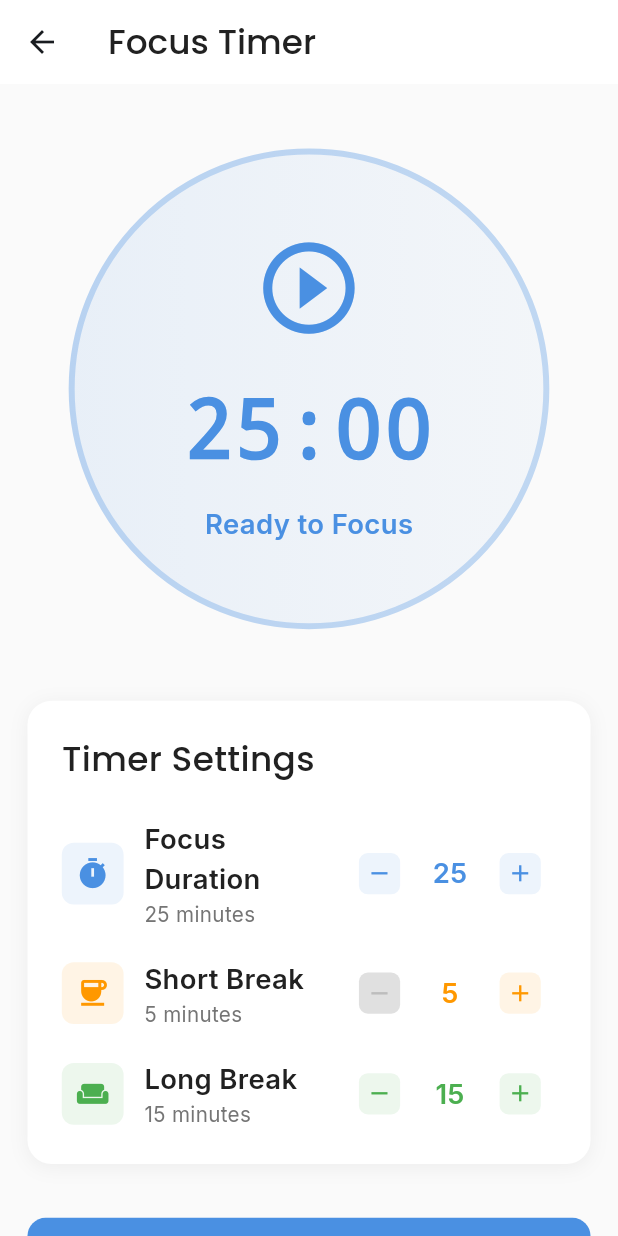
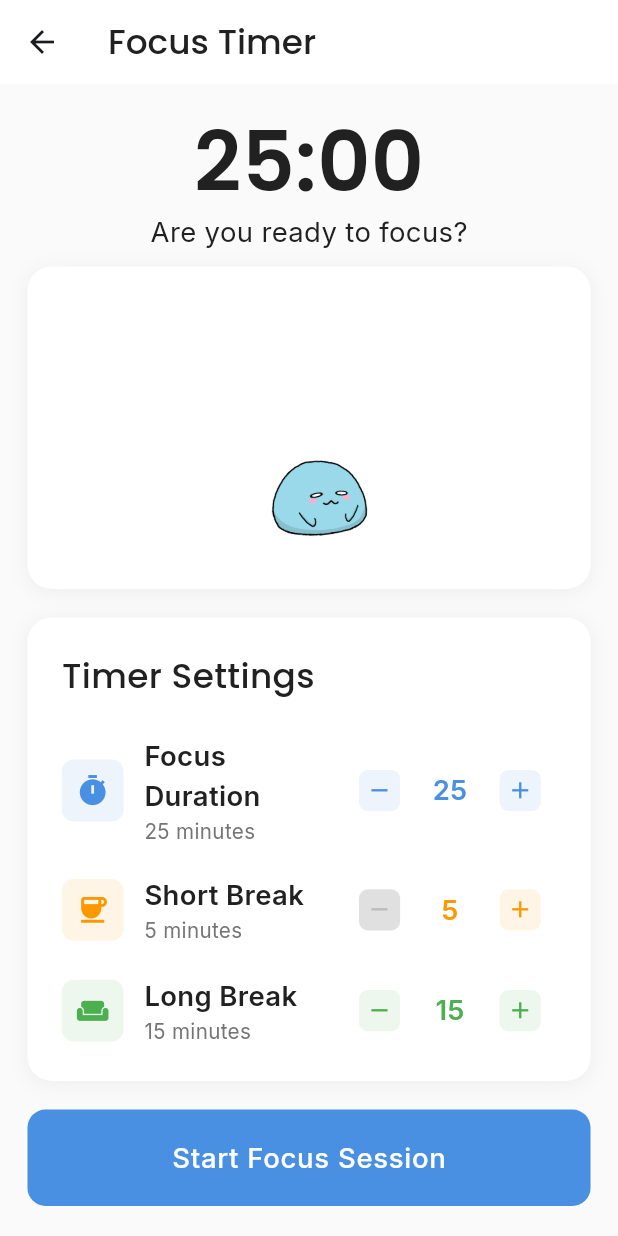
Before and after one commit to L-Lam/neoFocus, a Flutter app: the FocusTimerScreen screen opened directly, on a phone screen of 412 x 824 dp. Run offline on Flutter 3.47's test engine with Material 3 defaults, Android fonts, the phone set to English and light mode, and no system bars; our stand-ins replace audioplayers, cloud_firestore, firebase_auth, firebase_core, fl_chart, flutter_local_notifications and 7 more; missing offline and left inert: app_usage, firebase_app_check, flutter_background_service, installed_apps; accounts and stored records are empty.

Commit message:
final focus timer changes and animation

```diff
--- a/lib/features/focus/screens/focus_timer_screen.dart
+++ b/lib/features/focus/screens/focus_timer_screen.dart
@@ -2,16 +2,15 @@ import 'package:flutter/material.dart';
 import 'package:flutter_screenutil/flutter_screenutil.dart';
 import 'package:provider/provider.dart';
 import 'dart:async';
+import 'dart:math';
 import '../../../core/constants/app_colors.dart';
 import '../../../core/constants/app_text_styles.dart';
 import '../../../core/constants/app_constants.dart';
 import '../../../core/models/focus_session_model.dart';
-import '../../../core/services/auth_service.dart';
 import '../../../core/services/focus_session_service.dart';
 import '../../../core/services/user_service.dart';
 import '../../../core/utils/responsive_helper.dart';
 import '../../../widgets/app_button.dart';
-import 'focus_lock_screen.dart';
 
 class FocusTimerScreen extends StatefulWidget {
   const FocusTimerScreen({super.key});
@@ -21,7 +20,6 @@ class FocusTimerScreen extends StatefulWidget {
 }
 
 class _FocusTimerScreenState extends State<FocusTimerScreen> {
-  late FocusSessionService _sessionService;
   late UserService _userService;
 
   // Timer settings
@@ -32,14 +30,10 @@ class _FocusTimerScreenState extends State<FocusTimerScreen> {
   @override
   void initState() {
     super.initState();
-    _sessionService = Provider.of<FocusSessionService>(context, listen: false);
     _userService = Provider.of<UserService>(context, listen: false);
 
     // Load user preferences
     _loadUserPreferences();
-
-    // Listen for session completion to update ELO
-    //  _sessionService.addListener(_handleSessionUpdate);
   }
 
   // void _handleSessionUpdate() async {
@@ -93,7 +87,14 @@ class _FocusTimerScreenState extends State<FocusTimerScreen> {
     final currentSession = sessionService.currentSession;
     final screenPadding = ResponsiveHelper.getScreenPadding(context);
 
-    return Scaffold(
+    return PopScope(
+      canPop: currentSession == null,
+      onPopInvokedWithResult: (didPop, result) async {
+        if (!didPop && currentSession != null) {
+          _showExitConfirmation(context, sessionService);
+        }
+      },
+      child: Scaffold(
         backgroundColor: AppColors.background,
         appBar: AppBar(
           backgroundColor: AppColors.surface,
@@ -101,161 +102,84 @@ class _FocusTimerScreenState extends State<FocusTimerScreen> {
           title: Text('Focus Timer', style: AppTextStyles.heading3),
           leading: IconButton(
             icon: const Icon(Icons.arrow_back),
-          onPressed: () => Navigator.pop(context),
+            onPressed: () {
+              if (currentSession != null) {
+                _showExitConfirmation(context, sessionService);
+              } else {
+                Navigator.pop(context);
+              }
+            },
           ),
         ),
         body: SingleChildScrollView(
           padding: screenPadding,
           child: Column(
             children: [
-            SizedBox(height: 20.h),
-
-            // Timer Display Section
-            _buildTimerSection(currentSession),
-
-            SizedBox(height: 40.h),
-
-            // Timer Settings (only show when no active session)
-            if (currentSession == null) ...[
-              _buildTimerSettings(),
-              SizedBox(height: 30.h),
+              _buildTimerText(currentSession),
+              SizedBox(height: 8.h),
+              _buildBobbyArea(currentSession),
+              SizedBox(height: 16.h),
+              _buildTimerSettings(currentSession),
+              SizedBox(height: 16.h),
+              _buildControlButtons(sessionService, currentSession),
             ],
-
-            // Control Buttons
-            _buildControlButtons(sessionService, currentSession),
-
-            SizedBox(height: 30.h),
-
-            // Session Stats
-            if (currentSession == null) _buildSessionStats(),
-          ],
+          ),
         ),
       ),
     );
   }
 
-  Widget _buildTimerSection(FocusSession? currentSession) {
-    if (currentSession != null) {
-      // Active session display
+  Widget _buildTimerText(FocusSession? currentSession) {
+    final timeToDisplay =
+        currentSession != null
+            ? currentSession.remainingSeconds
+            : _focusDuration * 60;
+
+    return Column(
+      children: [
+        Text(
+          _formatTime(timeToDisplay),
+          style: AppTextStyles.heading1.copyWith(fontSize: 48.sp),
+        ),
+        Text(
+          currentSession != null ? "Time to focus!" : "Are you ready to focus?",
+          style: AppTextStyles.body,
+        ),
+      ],
+    );
+  }
+
+  Widget _buildBobbyArea(FocusSession? currentSession) {
+    final containerHeight = 180.h;
     return Container(
-        width: 280.w,
-        height: 280.w,
+      width: double.infinity,
+      height: containerHeight,
       decoration: BoxDecoration(
-          shape: BoxShape.circle,
-          gradient: LinearGradient(
-            colors: [
-              _getSessionColor(currentSession.type).withOpacity(0.1),
-              _getSessionColor(currentSession.type).withOpacity(0.05),
-            ],
-          ),
-          border: Border.all(
-            color: _getSessionColor(currentSession.type),
-            width: 4,
-          ),
-        ),
-        child: Column(
-          mainAxisAlignment: MainAxisAlignment.center,
-          children: [
-            Icon(
-              _getSessionIcon(currentSession.type),
-              size: 48.sp,
-              color: _getSessionColor(currentSession.type),
-            ),
-            SizedBox(height: 16.h),
-            Text(
-              _formatTime(currentSession.remainingSeconds),
-              style: TextStyle(
-                fontSize: 48.sp,
-                fontWeight: FontWeight.bold,
-                color: _getSessionColor(currentSession.type),
-                fontFamily: 'monospace',
-              ),
-            ),
-            SizedBox(height: 8.h),
-            Text(
-              _getSessionLabel(currentSession.type),
-              style: AppTextStyles.body.copyWith(
-                color: _getSessionColor(currentSession.type),
-                fontWeight: FontWeight.w600,
-              ),
-            ),
-            SizedBox(height: 12.h),
-            // Progress indicator
-            Container(
-              width: 200.w,
-              height: 6.h,
-              decoration: BoxDecoration(
-                color: AppColors.divider,
-                borderRadius: BorderRadius.circular(3),
-              ),
-              child: FractionallySizedBox(
-                alignment: Alignment.centerLeft,
-                widthFactor:
-                    1 -
-                    (currentSession.remainingSeconds /
-                        (currentSession.duration * 60)),
-                child: Container(
-                  decoration: BoxDecoration(
-                    color: _getSessionColor(currentSession.type),
-                    borderRadius: BorderRadius.circular(3),
-                  ),
-                ),
-              ),
+        color: AppColors.surface,
+        borderRadius: BorderRadius.circular(AppConstants.largeRadius),
+        boxShadow: [
+          BoxShadow(
+            color: Colors.black.withValues(alpha: 0.05),
+            blurRadius: 10,
+            offset: const Offset(0, 2),
           ),
         ],
       ),
-      );
-    } else {
-      // Ready to start display
-      return Container(
-        width: 280.w,
-        height: 280.w,
-        decoration: BoxDecoration(
-          shape: BoxShape.circle,
-          gradient: LinearGradient(
-            colors: [
-              AppColors.primary.withOpacity(0.1),
-              AppColors.primaryLight.withOpacity(0.05),
-            ],
-          ),
-          border: Border.all(
-            color: AppColors.primary.withOpacity(0.3),
-            width: 4,
-          ),
-        ),
-        child: Column(
-          mainAxisAlignment: MainAxisAlignment.center,
-          children: [
-            Icon(
-              Icons.play_circle_outline,
-              size: 64.sp,
-              color: AppColors.primary,
-            ),
-            SizedBox(height: 16.h),
-            Text(
-              _formatTime(_focusDuration * 60),
-              style: TextStyle(
-                fontSize: 48.sp,
-                fontWeight: FontWeight.bold,
-                color: AppColors.primary,
-                fontFamily: 'monospace',
-              ),
-            ),
-            SizedBox(height: 8.h),
-            Text(
-              'Ready to Focus',
-              style: AppTextStyles.body.copyWith(
-                color: AppColors.primary,
-                fontWeight: FontWeight.w600,
-              ),
-            ),
-          ],
+      child: _AnimatedBobby(
+        containerHeight: containerHeight,
+        isSessionActive:
+            currentSession != null &&
+            Provider.of<FocusSessionService>(
+              context,
+              listen: false,
+            ).isTimerRunning,
       ),
     );
   }
-  }
 
-  Widget _buildTimerSettings() {
+  Widget _buildTimerSettings(FocusSession? currentSession) {
+    final isActive = currentSession != null;
+
     return Container(
       padding: EdgeInsets.all(20.w),
       decoration: BoxDecoration(
@@ -263,7 +187,7 @@ class _FocusTimerScreenState extends State<FocusTimerScreen> {
         borderRadius: BorderRadius.circular(AppConstants.largeRadius),
         boxShadow: [
           BoxShadow(
-            color: Colors.black.withOpacity(0.05),
+            color: Colors.black.withValues(alpha: 0.05),
             blurRadius: 10,
             offset: const Offset(0, 2),
           ),
@@ -272,7 +196,10 @@ class _FocusTimerScreenState extends State<FocusTimerScreen> {
       child: Column(
         crossAxisAlignment: CrossAxisAlignment.start,
         children: [
-          Text('Timer Settings', style: AppTextStyles.heading3),
+          Text(
+            isActive ? 'Session Active' : 'Timer Settings',
+            style: AppTextStyles.heading3,
+          ),
           SizedBox(height: 20.h),
 
           // Focus Duration
@@ -281,7 +208,9 @@ class _FocusTimerScreenState extends State<FocusTimerScreen> {
             _focusDuration,
             Icons.timer,
             AppColors.primary,
-            (value) {
+            isActive
+                ? null
+                : (value) {
                   setState(() => _focusDuration = value);
                   _updateUserPreferences();
                 },
@@ -295,7 +224,9 @@ class _FocusTimerScreenState extends State<FocusTimerScreen> {
             _breakDuration,
             Icons.coffee,
             AppColors.warning,
-            (value) {
+            isActive
+                ? null
+                : (value) {
                   setState(() => _breakDuration = value);
                   _updateUserPreferences();
                 },
@@ -309,7 +240,9 @@ class _FocusTimerScreenState extends State<FocusTimerScreen> {
             _longBreakDuration,
             Icons.weekend,
             AppColors.success,
-            (value) {
+            isActive
+                ? null
+                : (value) {
                   setState(() => _longBreakDuration = value);
                   _updateUserPreferences();
                 },
@@ -324,14 +257,16 @@ class _FocusTimerScreenState extends State<FocusTimerScreen> {
     int value,
     IconData icon,
     Color color,
-    Function(int) onChanged,
+    Function(int)? onChanged,
   ) {
+    final isDisabled = onChanged == null;
+
     return Row(
       children: [
         Container(
           padding: EdgeInsets.all(8.w),
           decoration: BoxDecoration(
-            color: color.withOpacity(0.1),
+            color: color.withValues(alpha: 0.1),
             borderRadius: BorderRadius.circular(8),
           ),
           child: Icon(icon, color: color, size: 20.sp),
@@ -357,17 +292,21 @@ class _FocusTimerScreenState extends State<FocusTimerScreen> {
         Row(
           children: [
             IconButton(
-              onPressed: value > 5 ? () => onChanged(value - 5) : null,
+              onPressed:
+                  !isDisabled && value > 5 ? () => onChanged(value - 5) : null,
               icon: Container(
                 padding: EdgeInsets.all(4.w),
                 decoration: BoxDecoration(
-                  color: value > 5 ? color.withOpacity(0.1) : AppColors.divider,
+                  color:
+                      !isDisabled && value > 5
+                          ? color.withValues(alpha: 0.1)
+                          : AppColors.divider,
                   borderRadius: BorderRadius.circular(6),
                 ),
                 child: Icon(
                   Icons.remove,
                   size: 16.sp,
-                  color: value > 5 ? color : AppColors.textHint,
+                  color: !isDisabled && value > 5 ? color : AppColors.textHint,
                 ),
               ),
             ),
@@ -383,18 +322,21 @@ class _FocusTimerScreenState extends State<FocusTimerScreen> {
               ),
             ),
             IconButton(
-              onPressed: value < 60 ? () => onChanged(value + 5) : null,
+              onPressed:
+                  !isDisabled && value < 60 ? () => onChanged(value + 5) : null,
               icon: Container(
                 padding: EdgeInsets.all(4.w),
                 decoration: BoxDecoration(
                   color:
-                      value < 60 ? color.withOpacity(0.1) : AppColors.divider,
+                      !isDisabled && value < 60
+                          ? color.withValues(alpha: 0.1)
+                          : AppColors.divider,
                   borderRadius: BorderRadius.circular(6),
                 ),
                 child: Icon(
                   Icons.add,
                   size: 16.sp,
-                  color: value < 60 ? color : AppColors.textHint,
+                  color: !isDisabled && value < 60 ? color : AppColors.textHint,
                 ),
               ),
             ),
@@ -414,22 +356,13 @@ class _FocusTimerScreenState extends State<FocusTimerScreen> {
         text: 'Start Focus Session',
         onPressed: () async {
           await sessionService.startFocusSession();
-
-          if (mounted && sessionService.currentSession != null) {
-            Navigator.push(
-              context,
-              MaterialPageRoute(builder: (_) => const FocusLockScreen()),
-            );
-          }
         },
         width: double.infinity,
         padding: EdgeInsets.symmetric(vertical: 16.h),
       );
     } else {
-      // Session active buttons
-      return Column(
-        children: [
-          Row(
+      // Pause/Resume and Stop buttons
+      return Row(
         children: [
           Expanded(
             child: AppButton(
@@ -442,7 +375,7 @@ class _FocusTimerScreenState extends State<FocusTimerScreen> {
                 }
               },
               color: AppColors.warning,
-                  padding: EdgeInsets.symmetric(vertical: 12.h),
+              padding: EdgeInsets.symmetric(vertical: 16.h),
             ),
           ),
           SizedBox(width: 12.w),
@@ -451,144 +384,11 @@ class _FocusTimerScreenState extends State<FocusTimerScreen> {
               text: 'Stop',
               onPressed: () => _showStopConfirmation(sessionService),
               color: AppColors.error,
-                  padding: EdgeInsets.symmetric(vertical: 12.h),
+              padding: EdgeInsets.symmetric(vertical: 16.h),
             ),
           ),
         ],
-          ),
-          SizedBox(height: 12.h),
-          AppButton(
-            text: 'View Full Screen',
-            onPressed: () {
-              Navigator.push(
-                context,
-                MaterialPageRoute(builder: (_) => const FocusLockScreen()),
       );
-            },
-            color: AppColors.primary,
-            width: double.infinity,
-            padding: EdgeInsets.symmetric(vertical: 12.h),
-          ),
-        ],
-      );
-    }
-  }
-
-  Widget _buildSessionStats() {
-    return Container(
-      padding: EdgeInsets.all(20.w),
-      decoration: BoxDecoration(
-        color: AppColors.surface,
-        borderRadius: BorderRadius.circular(AppConstants.largeRadius),
-        boxShadow: [
-          BoxShadow(
-            color: Colors.black.withOpacity(0.05),
-            blurRadius: 10,
-            offset: const Offset(0, 2),
-          ),
-        ],
-      ),
-      child: Column(
-        crossAxisAlignment: CrossAxisAlignment.start,
-        children: [
-          SizedBox(height: 16.h),
-          FutureBuilder<int>(
-            future: _sessionService.getTodaySessionCount(
-              Provider.of<AuthService>(context, listen: false).user?.uid ?? '',
-            ),
-            builder: (context, snapshot) {
-              final count = snapshot.data ?? 0;
-              final minutes = count * _focusDuration;
-
-              return Row(
-                mainAxisAlignment: MainAxisAlignment.spaceAround,
-                children: [
-                  _buildStatItem(
-                    icon: Icons.today,
-                    value: count.toString(),
-                    label: 'Sessions',
-                    color: AppColors.primary,
-                  ),
-                  _buildStatItem(
-                    icon: Icons.timer,
-                    value: minutes.toString(),
-                    label: 'Minutes',
-                    color: AppColors.success,
-                  ),
-                  _buildStatItem(
-                    icon: Icons.local_fire_department,
-                    value: count > 0 ? '🔥' : '💤',
-                    label: 'Streak',
-                    color: AppColors.warning,
-                  ),
-                ],
-              );
-            },
-          ),
-        ],
-      ),
-    );
-  }
-
-  Widget _buildStatItem({
-    required IconData icon,
-    required String value,
-    required String label,
-    required Color color,
-  }) {
-    return Column(
-      children: [
-        Container(
-          padding: EdgeInsets.all(12.w),
-          decoration: BoxDecoration(
-            color: color.withOpacity(0.1),
-            borderRadius: BorderRadius.circular(12),
-          ),
-          child: Icon(icon, size: 24.sp, color: color),
-        ),
-        SizedBox(height: 8.h),
-        Text(
-          value,
-          style: AppTextStyles.heading3.copyWith(fontSize: 18.sp, color: color),
-        ),
-        Text(
-          label,
-          style: AppTextStyles.caption.copyWith(color: AppColors.textSecondary),
-        ),
-      ],
-    );
-  }
-
-  Color _getSessionColor(SessionType type) {
-    switch (type) {
-      case SessionType.focus:
-        return AppColors.primary;
-      case SessionType.shortBreak:
-        return AppColors.warning;
-      case SessionType.longBreak:
-        return AppColors.success;
-    }
-  }
-
-  IconData _getSessionIcon(SessionType type) {
-    switch (type) {
-      case SessionType.focus:
-        return Icons.psychology;
-      case SessionType.shortBreak:
-        return Icons.coffee;
-      case SessionType.longBreak:
-        return Icons.weekend;
-    }
-  }
-
-  String _getSessionLabel(SessionType type) {
-    switch (type) {
-      case SessionType.focus:
-        return 'Focus Time';
-      case SessionType.shortBreak:
-        return 'Short Break';
-      case SessionType.longBreak:
-        return 'Long Break';
     }
   }
 
@@ -631,4 +431,192 @@ class _FocusTimerScreenState extends State<FocusTimerScreen> {
           ),
     );
   }
+
+  void _showExitConfirmation(
+    BuildContext context,
+    FocusSessionService sessionService,
+  ) {
+    showDialog(
+      context: context,
+      builder:
+          (context) => AlertDialog(
+            shape: RoundedRectangleBorder(
+              borderRadius: BorderRadius.circular(20),
+            ),
+            title: Text('Cancel Session?', style: AppTextStyles.heading3),
+            content: Text(
+              'Leaving will cancel your current focus session. Your progress will not be saved.',
+              style: AppTextStyles.body,
+            ),
+            actions: [
+              TextButton(
+                onPressed: () => Navigator.pop(context),
+                child: Text('Stay', style: TextStyle(color: AppColors.primary)),
+              ),
+              TextButton(
+                onPressed: () {
+                  sessionService.stopSession();
+                  Navigator.pop(context); // Close dialog
+                  Navigator.pop(context); // Close focus screen
+                },
+                style: TextButton.styleFrom(foregroundColor: AppColors.error),
+                child: const Text('Leave'),
+              ),
+            ],
+          ),
+    );
   }
+}
+
+// Animated Bobby Widget
+class _AnimatedBobby extends StatefulWidget {
+  final double containerHeight;
+  final bool isSessionActive;
+
+  const _AnimatedBobby({
+    required this.containerHeight,
+    required this.isSessionActive,
+  });
+
+  @override
+  State<_AnimatedBobby> createState() => _AnimatedBobbyState();
+}
+
+class _AnimatedBobbyState extends State<_AnimatedBobby>
+    with SingleTickerProviderStateMixin {
+  Timer? _movementTimer;
+  late AnimationController _flipController;
+
+  final speed = 0.2; // units per second
+
+  double startPosition = 0.5;
+  double currentPosition = 0.5;
+  double targetPosition = 1;
+  double cycleDuration = 0;
+  double cycleStartTime = 0;
+
+  @override
+  void initState() {
+    super.initState();
+    _flipController = AnimationController(
+      vsync: this,
+      duration: const Duration(milliseconds: 600),
+    );
+    _startMovement();
+
+    // Only set initial target if session is active
+    if (widget.isSessionActive) {
+      setTarget(0);
+    }
+  }
+
+  void _startMovement() {
+    _movementTimer = Timer.periodic(const Duration(milliseconds: 50), (_) {
+      if (mounted) {
+        setState(() {});
+      }
+    });
+  }
+
+  void flipAnimation() {
+    _flipController.forward(from: 0);
+  }
+
+  void setTarget(double currentTime) {
+    final random = Random();
+
+    cycleStartTime = currentTime;
+
+    // cycle duration: 5-12 seconds
+    cycleDuration = 5.0 + random.nextDouble() * 8.0;
+
+    // Pick random target in opposite direction
+    if (startPosition > targetPosition) {
+      targetPosition =
+          startPosition + random.nextDouble() * (1.0 - startPosition);
+    } else {
+      targetPosition = random.nextDouble() * startPosition;
+    }
+    startPosition = currentPosition;
+
+    // Start flip animation
+    flipAnimation();
+  }
+
+  @override
+  void dispose() {
+    _movementTimer?.cancel();
+    _flipController.dispose();
+    super.dispose();
+  }
+
+  @override
+  Widget build(BuildContext context) {
+    final time = DateTime.now().millisecondsSinceEpoch / 1000.0;
+    final bobbySize = 80.0.w;
+    final scaleConstant = 1.sw - bobbySize - 25;
+
+    final y = (widget.containerHeight + bobbySize) / 3;
+
+    final distance = (targetPosition - startPosition).abs();
+    final walkTime = distance / speed;
+
+    if (widget.isSessionActive) {
+      // base case: Bobby has reached his location already
+      currentPosition = targetPosition;
+      if (time >= cycleStartTime + cycleDuration) {
+        // cycle time reset, new destination
+        setTarget(time);
+      } else if (time < cycleStartTime + walkTime) {
+        // if the elapsed time is less than walking time, must mean that Bobby
+        // still has not reached destination, so we move it accordingly
+        double progress = (time - cycleStartTime) / walkTime;
+        currentPosition =
+            (startPosition + (targetPosition - startPosition) * progress);
+      }
+    } else {
+      // set targetPosition to currentPosition to reset after pause
+      targetPosition = currentPosition;
+    }
+
+    // Rotation animation always plays
+    final rotation = ((time.toInt() % 2 == 0) ? 12.0 : -12.0) * (pi / 360);
+
+    // Flip animation: compress to 0, flip, expand back to 1
+    final flipProgress = _flipController.value;
+    double horizontalScale;
+    double scaleX;
+
+    if (flipProgress < 0.5) {
+      // First half: compress from 1.0 to 0
+      horizontalScale = 1.0 - (flipProgress * 2);
+      scaleX = startPosition < targetPosition ? -1.0 : 1.0; // Old direction
+    } else {
+      // Second half: expand from 0 to 1.0
+      horizontalScale = (flipProgress - 0.5) * 2;
+      scaleX = startPosition < targetPosition ? 1.0 : -1.0; // New direction (flipped)
+    }
+
+    return Stack(
+      children: [
+        Positioned(
+          left: currentPosition * scaleConstant,
+          top: y,
+          child: Transform(
+            alignment: Alignment.center,
+            transform:
+                Matrix4.identity()
+                  ..rotateZ(rotation)
+                  ..scale(scaleX * horizontalScale, 1.0),
+            child: Image.asset(
+              'assets/bobbys/Bobby.png',
+              width: bobbySize,
+              height: bobbySize,
+              fit: BoxFit.contain,
+            ),
+          ),
+        ),
+      ],
+    );
+  }
+}
```
Lines whose indentation alone changed are shown as unchanged.
